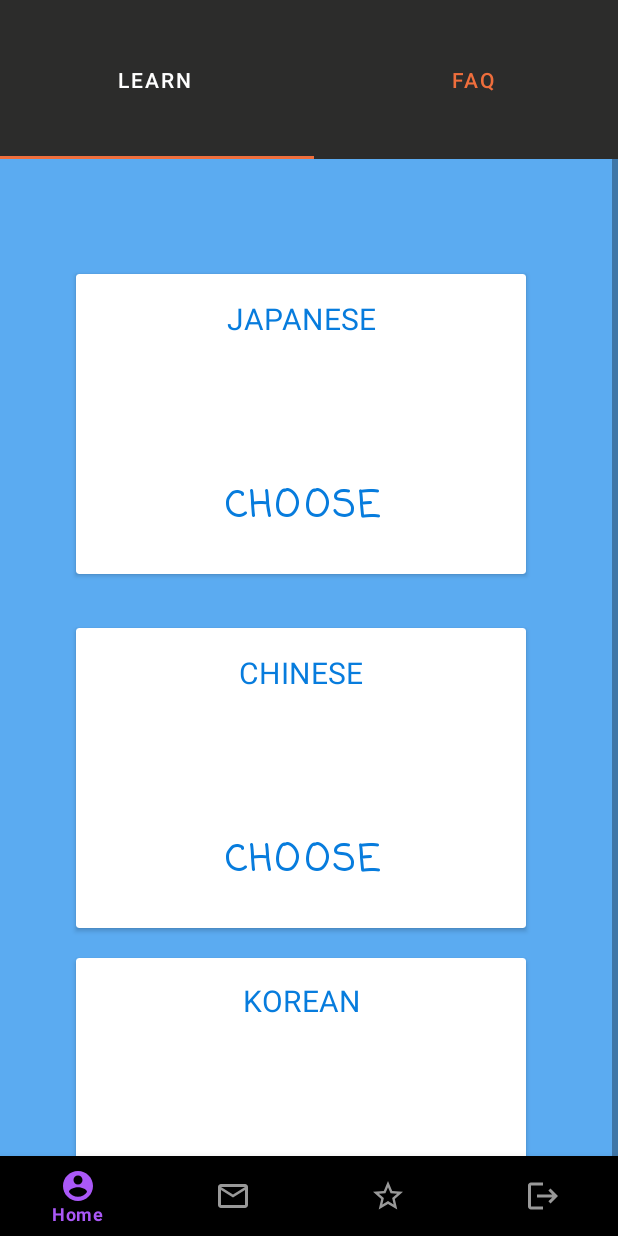
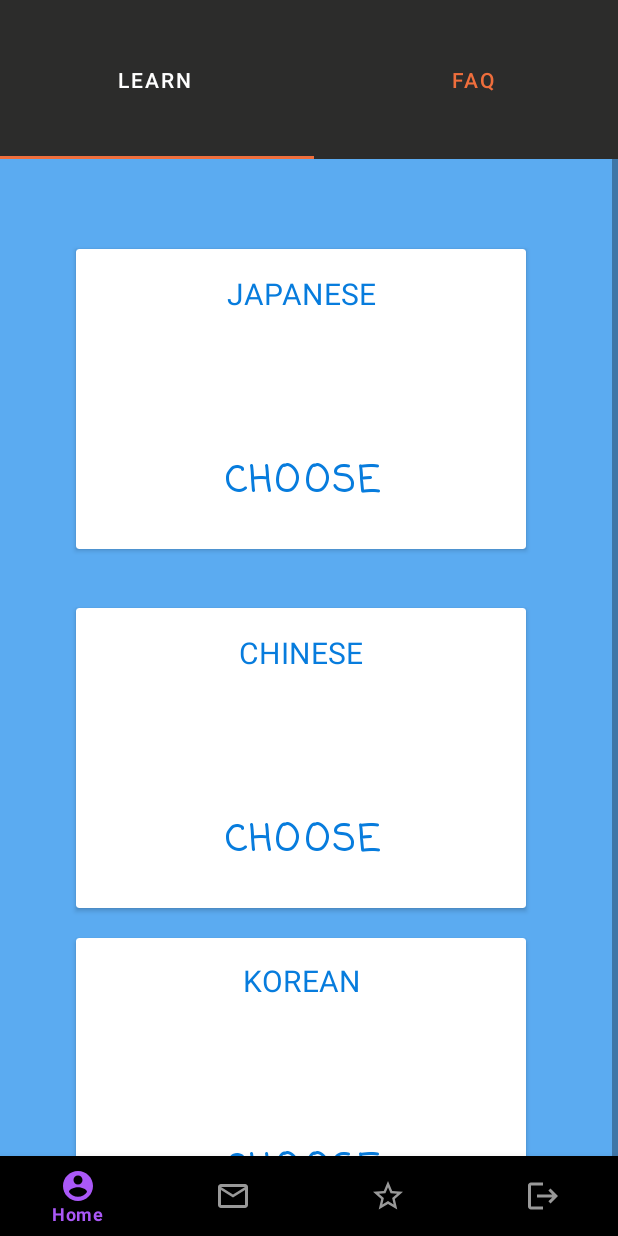
Before and after one commit to Haruberi/MyApp, an Android app: the LearnFragment screen opened directly, with no data from a screen before it, on a phone screen of 412 x 824 dp. Run offline under Robolectric (Android 15) with nearby library versions, the phone set to English and light mode, and no system bars; Roboto replaces fonts that are not available here.

Commit message:
Add marginBottom and it works

```diff
--- a/app/src/main/java/com/example/myapplication/LearnFragment.java
+++ b/app/src/main/java/com/example/myapplication/LearnFragment.java
@@ -1,6 +1,7 @@
 package com.example.myapplication;
 
 import android.content.Context;
+import android.content.Intent;
 import android.os.Bundle;
 
 import androidx.annotation.NonNull;
@@ -10,14 +11,24 @@ import androidx.fragment.app.Fragment;
 import android.view.LayoutInflater;
 import android.view.View;
 import android.view.ViewGroup;
+import android.widget.Button;
 
 public class LearnFragment extends Fragment {
+
+    Button chooseJpnBtn;
 
     public LearnFragment(){}
 
     @Override
     public void onCreate(@Nullable Bundle savedInstanceState) {
         super.onCreate(savedInstanceState);
+
+        //Navigate to JpnActivity
+
+        //Navigate to ChiActivity
+
+        //Navigate to KorActivity
+
     }
 
     @Nullable
@@ -29,5 +40,7 @@ public class LearnFragment extends Fragment {
         return inflater.inflate(R.layout.fragment_learn,
                 container,
                 false);
+
+
     }
 }
--- a/app/src/main/res/layout/fragment_learn.xml
+++ b/app/src/main/res/layout/fragment_learn.xml
@@ -11,7 +11,7 @@
 
     <androidx.constraintlayout.widget.ConstraintLayout
         android:layout_width="match_parent"
-        android:layout_height="wrap_content"
+        android:layout_height="500dp"
         >
 
         <!--Japanese card-->
@@ -19,7 +19,7 @@
             android:id="@+id/jpnCard"
             android:layout_width="300dp"
             android:layout_height="200dp"
-            android:layout_marginTop="40dp"
+            android:layout_marginTop="20dp"
             app:layout_constraintBottom_toBottomOf="parent"
             app:layout_constraintEnd_toEndOf="parent"
             app:layout_constraintHorizontal_bias="0.453"
@@ -122,6 +122,7 @@
             android:layout_width="300dp"
             android:layout_height="200dp"
             android:layout_marginTop="20dp"
+            android:layout_marginBottom="40dp"
             app:layout_constraintBottom_toBottomOf="parent"
             app:layout_constraintEnd_toEndOf="@+id/chiCard"
             app:layout_constraintStart_toStartOf="@+id/chiCard"
@@ -131,9 +132,7 @@
 
             <androidx.constraintlayout.widget.ConstraintLayout
                 android:layout_width="match_parent"
-                android:layout_height="match_parent"
-                tools:layout_editor_absoluteX="136dp"
-                tools:layout_editor_absoluteY="624dp">
+                android:layout_height="match_parent">
 
                 <Button
                     android:id="@+id/korBtn"
```
